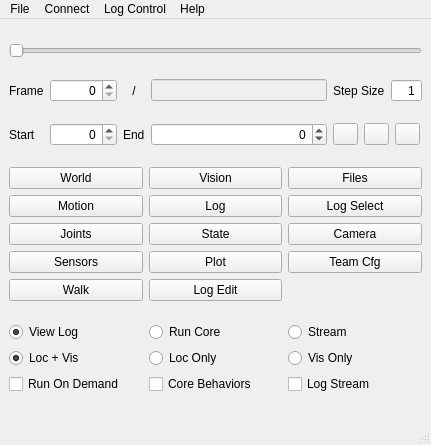
First picture: the form in tools/UTNaoTool/MainWindow.ui, repository LARG/robotics-2018, before the edit.
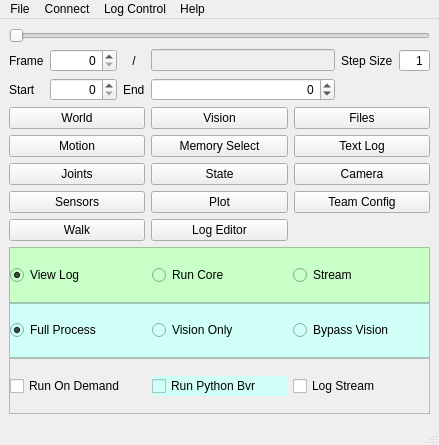
Second picture: the form after the edit. Icons and pictures are not drawn.

What changed in the file:
```diff
--- a/tools/UTNaoTool/MainWindow.ui
+++ b/tools/UTNaoTool/MainWindow.ui
@@ -6,7 +6,7 @@
    <rect>
     <x>0</x>
     <y>0</y>
-    <width>431</width>
+    <width>439</width>
     <height>445</height>
    </rect>
   </property>
@@ -153,56 +153,185 @@
      </widget>
     </item>
     <item row="2" column="4">
-     <layout class="QHBoxLayout" name="horizontalLayout">
-      <item>
-       <widget class="QPushButton" name="fastForwardButton">
-        <property name="maximumSize">
-         <size>
-          <width>25</width>
-          <height>16777215</height>
-         </size>
+     <layout class="QHBoxLayout" name="horizontalLayout"/>
+    </item>
+    <item row="4" column="0" colspan="5">
+     <layout class="QGridLayout" name="gridLayout">
+      <property name="verticalSpacing">
+       <number>0</number>
+      </property>
+      <item row="0" column="1" colspan="4">
+       <widget class="QFrame" name="frame">
+        <property name="styleSheet">
+         <string notr="true">background-color:rgb(199, 255, 199);</string>
         </property>
-        <property name="text">
-         <string/>
+        <property name="frameShape">
+         <enum>QFrame::StyledPanel</enum>
         </property>
-        <property name="icon">
-         <iconset resource="Resources.qrc">
-          <normaloff>:/images/forward.png</normaloff>:/images/forward.png</iconset>
+        <property name="frameShadow">
+         <enum>QFrame::Raised</enum>
         </property>
+        <layout class="QGridLayout" name="gridLayout_4">
+         <property name="margin">
+          <number>0</number>
+         </property>
+         <item row="0" column="0">
+          <layout class="QHBoxLayout" name="horizontalLayout_4">
+           <property name="sizeConstraint">
+            <enum>QLayout::SetNoConstraint</enum>
+           </property>
+           <item>
+            <widget class="QRadioButton" name="viewLogRadio">
+             <property name="styleSheet">
+              <string notr="true">background-color:rgb(199, 255, 199);</string>
+             </property>
+             <property name="text">
+              <string>View Log</string>
+             </property>
+             <property name="checked">
+              <bool>true</bool>
+             </property>
+             <attribute name="buttonGroup">
+              <string notr="true">memory_group</string>
+             </attribute>
+            </widget>
+           </item>
+           <item>
+            <widget class="QRadioButton" name="runCoreRadio">
+             <property name="styleSheet">
+              <string notr="true">background-color:rgb(199, 255, 199);</string>
+             </property>
+             <property name="text">
+              <string>Run Core</string>
+             </property>
+             <attribute name="buttonGroup">
+              <string notr="true">memory_group</string>
+             </attribute>
+            </widget>
+           </item>
+           <item>
+            <widget class="QRadioButton" name="streamRadio">
+             <property name="styleSheet">
+              <string notr="true">background-color:rgb(199, 255, 199);</string>
+             </property>
+             <property name="text">
+              <string>Stream</string>
+             </property>
+             <attribute name="buttonGroup">
+              <string notr="true">memory_group</string>
+             </attribute>
+            </widget>
+           </item>
+          </layout>
+         </item>
+        </layout>
        </widget>
       </item>
-      <item>
-       <widget class="QPushButton" name="playButton">
-        <property name="maximumSize">
-         <size>
-          <width>25</width>
-          <height>16777215</height>
-         </size>
+      <item row="1" column="1" colspan="4">
+       <widget class="QFrame" name="frame_2">
+        <property name="styleSheet">
+         <string notr="true">background-color:rgb(207, 255, 247);</string>
         </property>
-        <property name="text">
-         <string/>
+        <property name="frameShape">
+         <enum>QFrame::StyledPanel</enum>
         </property>
-        <property name="icon">
-         <iconset resource="Resources.qrc">
-          <normaloff>:/images/play.png</normaloff>:/images/play.png</iconset>
+        <property name="frameShadow">
+         <enum>QFrame::Raised</enum>
         </property>
+        <layout class="QGridLayout" name="gridLayout_5">
+         <property name="margin">
+          <number>0</number>
+         </property>
+         <item row="0" column="0">
+          <layout class="QHBoxLayout" name="horizontalLayout_5">
+           <item>
+            <widget class="QRadioButton" name="fullProcessRadioButton">
+             <property name="styleSheet">
+              <string notr="true">background-color:rgb(207, 255, 247);</string>
+             </property>
+             <property name="text">
+              <string>Full Process</string>
+             </property>
+             <property name="checked">
+              <bool>true</bool>
+             </property>
+             <attribute name="buttonGroup">
+              <string notr="true">core_group</string>
+             </attribute>
+            </widget>
+           </item>
+           <item>
+            <widget class="QRadioButton" name="visionOnlyRadioButton">
+             <property name="styleSheet">
+              <string notr="true">background-color:rgb(207, 255, 247);</string>
+             </property>
+             <property name="text">
+              <string>Vision Only</string>
+             </property>
+             <attribute name="buttonGroup">
+              <string notr="true">core_group</string>
+             </attribute>
+            </widget>
+           </item>
+           <item>
+            <widget class="QRadioButton" name="bypassVisionRadioButton">
+             <property name="styleSheet">
+              <string notr="true">background-color:rgb(207, 255, 247);</string>
+             </property>
+             <property name="text">
+              <string>Bypass Vision</string>
+             </property>
+             <attribute name="buttonGroup">
+              <string notr="true">core_group</string>
+             </attribute>
+            </widget>
+           </item>
+          </layout>
+         </item>
+        </layout>
        </widget>
       </item>
-      <item>
-       <widget class="QPushButton" name="pauseButton">
-        <property name="maximumSize">
-         <size>
-          <width>25</width>
-          <height>16777215</height>
-         </size>
+      <item row="2" column="1" colspan="4">
+       <widget class="QFrame" name="frame_3">
+        <property name="frameShape">
+         <enum>QFrame::StyledPanel</enum>
         </property>
-        <property name="text">
-         <string/>
+        <property name="frameShadow">
+         <enum>QFrame::Raised</enum>
         </property>
-        <property name="icon">
-         <iconset resource="Resources.qrc">
-          <normaloff>:/images/pause.png</normaloff>:/images/pause.png</iconset>
-        </property>
+        <layout class="QGridLayout" name="gridLayout_6">
+         <property name="margin">
+          <number>0</number>
+         </property>
+         <item row="0" column="0">
+          <layout class="QHBoxLayout" name="horizontalLayout_6">
+           <item>
+            <widget class="QCheckBox" name="onDemandCheckBox">
+             <property name="text">
+              <string>Run On Demand</string>
+             </property>
+            </widget>
+           </item>
+           <item>
+            <widget class="QCheckBox" name="coreBehaviorsCheckBox">
+             <property name="styleSheet">
+              <string notr="true">background-color:rgb(207, 255, 247);</string>
+             </property>
+             <property name="text">
+              <string>Run Python Bvr</string>
+             </property>
+            </widget>
+           </item>
+           <item>
+            <widget class="QCheckBox" name="logStreamCheckBox">
+             <property name="text">
+              <string>Log Stream</string>
+             </property>
+            </widget>
+           </item>
+          </layout>
+         </item>
+        </layout>
        </widget>
       </item>
      </layout>
@@ -222,16 +351,6 @@
         </property>
        </widget>
       </item>
-      <item row="1" column="2">
-       <widget class="QPushButton" name="logSelectButton">
-        <property name="enabled">
-         <bool>true</bool>
-        </property>
-        <property name="text">
-         <string>Log Select</string>
-        </property>
-       </widget>
-      </item>
       <item row="3" column="0">
        <widget class="QPushButton" name="sensorButton">
         <property name="text">
@@ -298,16 +417,6 @@
         </property>
        </widget>
       </item>
-      <item row="1" column="1">
-       <widget class="QPushButton" name="logButton">
-        <property name="mouseTracking">
-         <bool>true</bool>
-        </property>
-        <property name="text">
-         <string>Log</string>
-        </property>
-       </widget>
-      </item>
       <item row="0" column="2">
        <widget class="QPushButton" name="filesButton">
         <property name="enabled">
@@ -321,7 +430,7 @@
       <item row="3" column="2">
        <widget class="QPushButton" name="teamButton">
         <property name="text">
-         <string>Team Cfg</string>
+         <string>Team Config</string>
         </property>
        </widget>
       </item>
@@ -351,7 +460,7 @@
       <item row="4" column="1">
        <widget class="QPushButton" name="logEditorButton">
         <property name="text">
-         <string>Log Edit</string>
+         <string>Log Editor</string>
         </property>
         <property name="autoDefault">
          <bool>false</bool>
@@ -361,74 +470,23 @@
         </property>
        </widget>
       </item>
-     </layout>
-    </item>
-    <item row="4" column="0" colspan="5">
-     <layout class="QGridLayout" name="gridLayout">
-      <item row="0" column="2">
-       <widget class="QRadioButton" name="runCoreRadio">
-        <property name="text">
-         <string>Run Core</string>
+      <item row="1" column="1">
+       <widget class="QPushButton" name="logSelectButton">
+        <property name="enabled">
+         <bool>true</bool>
         </property>
-        <attribute name="buttonGroup">
-         <string notr="true">memory_group</string>
-        </attribute>
-       </widget>
-      </item>
-      <item row="3" column="2">
-       <widget class="QCheckBox" name="coreBehaviorsCheckBox">
         <property name="text">
-         <string>Core Behaviors</string>
+         <string>Memory Select</string>
         </property>
        </widget>
       </item>
-      <item row="2" column="2">
-       <widget class="QRadioButton" name="localizationOnlyRadioButton">
-        <property name="text">
-         <string>Loc Only</string>
-        </property>
-        <attribute name="buttonGroup">
-         <string notr="true">core_group</string>
-        </attribute>
-       </widget>
-      </item>
-      <item row="2" column="4">
-       <widget class="QRadioButton" name="visionOnlyRadioButton">
-        <property name="text">
-         <string>Vis Only</string>
-        </property>
-        <attribute name="buttonGroup">
-         <string notr="true">core_group</string>
-        </attribute>
-       </widget>
-      </item>
-      <item row="0" column="4">
-       <widget class="QRadioButton" name="streamRadio">
-        <property name="text">
-         <string>Stream</string>
-        </property>
-        <attribute name="buttonGroup">
-         <string notr="true">memory_group</string>
-        </attribute>
-       </widget>
-      </item>
-      <item row="2" column="1">
-       <widget class="QRadioButton" name="locVisRadioButton">
-        <property name="text">
-         <string>Loc + Vis</string>
-        </property>
-        <property name="checked">
+      <item row="1" column="2">
+       <widget class="QPushButton" name="logButton">
+        <property name="mouseTracking">
          <bool>true</bool>
         </property>
-        <attribute name="buttonGroup">
-         <string notr="true">core_group</string>
-        </attribute>
-       </widget>
-      </item>
-      <item row="0" column="1">
-       <widget class="QRadioButton" name="viewLogRadio">
         <property name="text">
-         <string>View Log</string>
+         <string>Text Log</string>
         </property>
         <property name="checked">
          <bool>true</bool>
@@ -438,20 +496,6 @@
         </attribute>
        </widget>
       </item>
-      <item row="3" column="4">
-       <widget class="QCheckBox" name="logStreamCheckBox">
-        <property name="text">
-         <string>Log Stream</string>
-        </property>
-       </widget>
-      </item>
-      <item row="3" column="1">
-       <widget class="QCheckBox" name="onDemandCheckBox">
-        <property name="text">
-         <string>Run On Demand</string>
-        </property>
-       </widget>
-      </item>
      </layout>
     </item>
     <item row="0" column="0" colspan="5">
@@ -469,7 +513,7 @@
     <rect>
      <x>0</x>
      <y>0</y>
-     <width>431</width>
+     <width>439</width>
      <height>25</height>
     </rect>
    </property>
```
Left out of the diff: 130 changed lines with no effect on the pictures.
